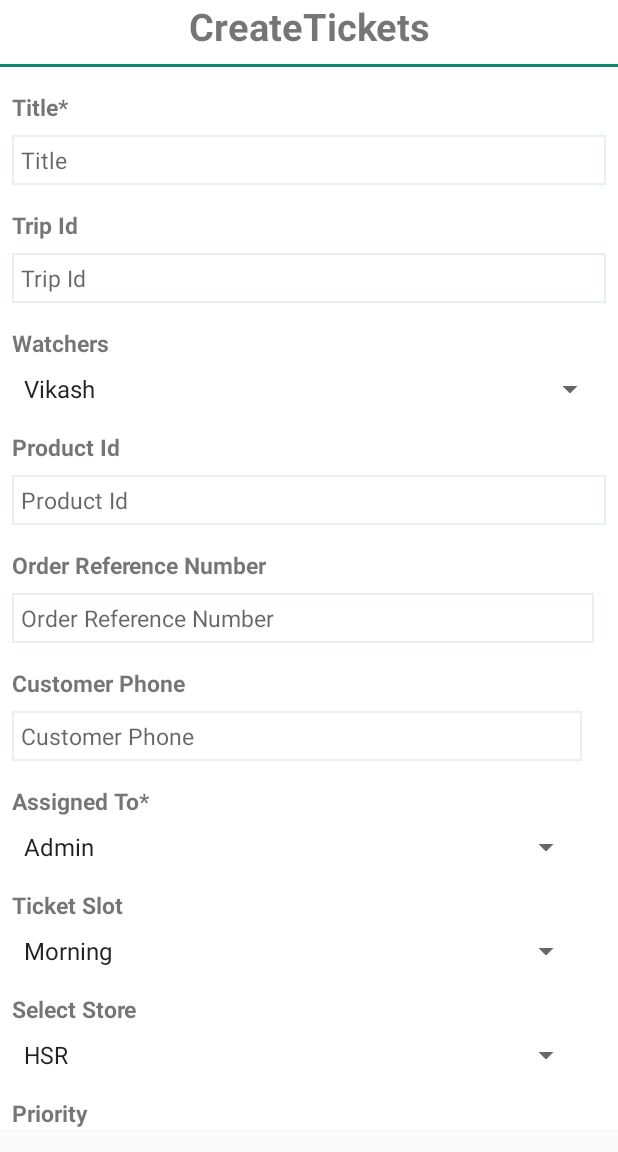
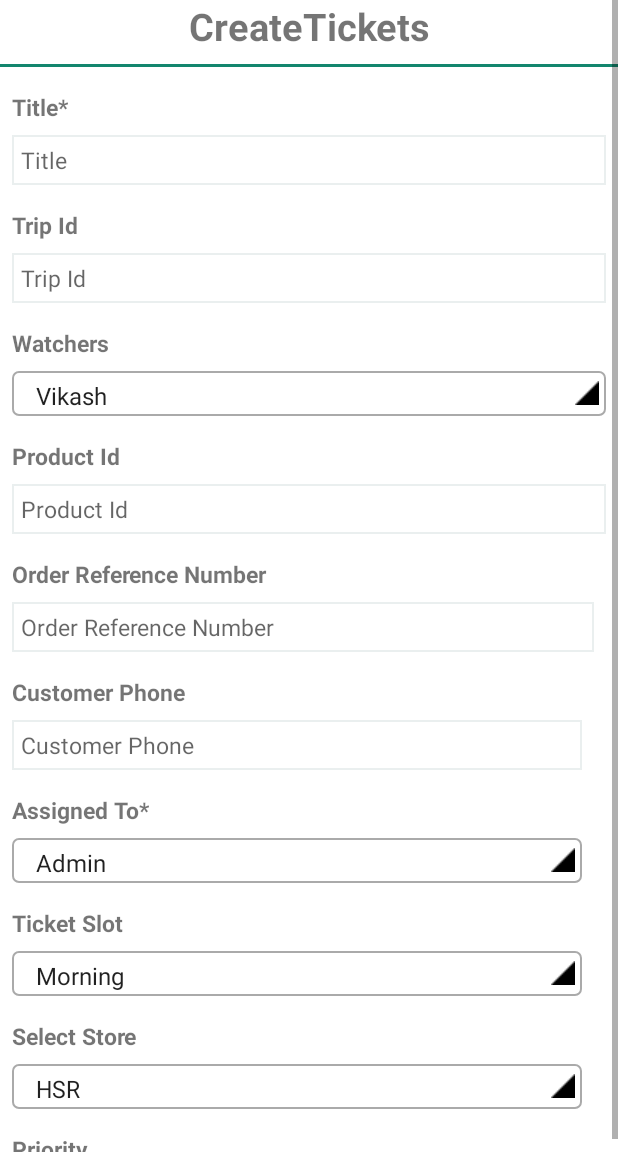
Before and after one commit to Amaann/AdminProject, an Android app: the fragment CreatesTicketFragment placed in its activity, on a phone screen of 412 x 824 dp, the part 84-1236 px from its top. Run offline under Robolectric (Android 15) with nearby library versions, the phone set to English and light mode, and no system bars.

Commit message:
added border for spinner and created gradiant layout for spinner border

```diff
--- a/app/src/main/java/com/example/aman/adminproject/CreatesTicketFragment.java
+++ b/app/src/main/java/com/example/aman/adminproject/CreatesTicketFragment.java
@@ -45,7 +45,7 @@
         spinnerAssignedto.setAdapter(arrayAdapterAssignedto);
 
 
-        arrayAdapterTicketSlot = ArrayAdapter.createFromResource(getActivity(),R.array.ticketSlot, android.R.layout.simple_spinner_item);
+        arrayAdapterTicketSlot = ArrayAdapter.createFromResource(getActivity(), R.array.ticketSlot, android.R.layout.simple_spinner_item);
         arrayAdapterTicketSlot.setDropDownViewResource(R.layout.support_simple_spinner_dropdown_item);
         spinnerTicketSlot.setAdapter(arrayAdapterTicketSlot);
 
@@ -54,8 +54,6 @@
         spinnerSelectStore.setAdapter(arrayAdapterSelectStore);
 
 
-
-
     }
 
 }
--- /dev/null
+++ b/app/src/main/res/drawable/gradient_spinner.xml
@@ -0,0 +1,20 @@
+<?xml version="1.0" encoding="utf-8"?>
+<selector xmlns:android="http://schemas.android.com/apk/res/android">
+
+    <item><layer-list>
+        <item><shape>
+            <gradient android:angle="90"/>
+                <!--android:endColor="#B3BBCC"-->
+                <!--android:startColor="#E8EBEF" android:type="linear" />-->
+
+            <stroke android:width="1dp" android:color="@android:color/darker_gray" />
+
+            <corners android:radius="4dp" />
+
+            <padding android:bottom="3dp" android:left="3dp" android:right="5dp" android:top="3dp" />
+        </shape></item>
+        <item ><bitmap android:gravity="right|end" android:src="@drawable/spinner_arrow" />
+        </item>
+    </layer-list></item>
+
+</selector>
--- a/app/src/main/res/layout/fragment_creates_ticket.xml
+++ b/app/src/main/res/layout/fragment_creates_ticket.xml
@@ -116,6 +116,8 @@
                 android:layout_width="0dp"
                 android:layout_height="wrap_content"
                 android:layout_marginTop="8dp"
+                style="@style/spinner_style"
+                android:overlapAnchor="false"
                 app:layout_constraintEnd_toEndOf="@+id/editText7"
                 app:layout_constraintStart_toStartOf="@+id/textView15"
                 app:layout_constraintTop_toBottomOf="@+id/textView15" />
@@ -218,6 +220,8 @@
                 android:layout_width="0dp"
                 android:layout_height="wrap_content"
                 android:layout_marginTop="8dp"
+                style="@style/spinner_style"
+                android:overlapAnchor="false"
                 app:layout_constraintEnd_toEndOf="@+id/editText11"
                 app:layout_constraintStart_toStartOf="@+id/textView23"
                 app:layout_constraintTop_toBottomOf="@+id/textView23" />
@@ -238,6 +242,8 @@
                 android:layout_width="0dp"
                 android:layout_height="wrap_content"
                 android:layout_marginTop="8dp"
+                style="@style/spinner_style"
+                android:overlapAnchor="false"
                 app:layout_constraintEnd_toEndOf="@+id/Id_Spinner_AssignedTo"
                 app:layout_constraintStart_toStartOf="@+id/textView25"
                 app:layout_constraintTop_toBottomOf="@+id/textView25" />
@@ -259,6 +265,8 @@
                 android:layout_height="wrap_content"
                 android:layout_marginTop="8dp"
                 android:spinnerMode="dropdown"
+                style="@style/spinner_style"
+                android:overlapAnchor="false"
                 app:layout_constraintEnd_toEndOf="@+id/Id_Spinner_TicketSlot"
                 app:layout_constraintStart_toStartOf="@+id/textView29"
                 app:layout_constraintTop_toBottomOf="@+id/textView29" />
@@ -274,10 +282,6 @@
                 app:layout_constraintStart_toStartOf="@+id/Id-Spinner_SelectStore"
                 app:layout_constraintTop_toBottomOf="@+id/Id-Spinner_SelectStore"/>
 
-
-
-
-
         </android.support.constraint.ConstraintLayout>
 
 
--- a/app/src/main/res/layout/fragment_search_tickets.xml
+++ b/app/src/main/res/layout/fragment_search_tickets.xml
@@ -128,6 +128,8 @@
                 android:layout_width="0dp"
                 android:layout_height="wrap_content"
                 android:layout_marginTop="8dp"
+                style="@style/spinner_style"
+                android:overlapAnchor="false"
                 app:layout_constraintEnd_toEndOf="@+id/editText4"
                 app:layout_constraintStart_toStartOf="@+id/textView9"
                 app:layout_constraintTop_toBottomOf="@+id/textView9" />
--- a/app/src/main/res/values/styles.xml
+++ b/app/src/main/res/values/styles.xml
@@ -33,7 +33,21 @@
 
     <style name="spinnerItemStyle" parent="android:Widget.TextView.SpinnerItem"/>
 
-    <style name="spinnerDropDownItemStyle" parent="android:TextAppearance.Widget.TextView.SpinnerItem"/>
+    <style name="spinnerDropDownItemStyle" parent="android:TextAppearance.Widget.TextView.SpinnerItem"
+
+        />
+
+    <style name="spinner_style">
+        <item name="android:layout_width">match_parent</item>
+        <item name="android:layout_height">wrap_content</item>
+        <item name="android:background">@drawable/gradient_spinner</item>
+        <!--<item name="android:layout_margin">10dp</item>-->
+        <item name="android:paddingLeft">8dp</item>
+        <item name="android:paddingRight">20dp</item>
+        <item name="android:paddingTop">5dp</item>
+        <!--<item name="android:paddingBottom">5dp</item>-->
+        <item name="android:popupBackground">#DFFFFFFF</item>
+    </style>
 
 
 </resources>
```
Also changed, not shown: app/src/main/res/drawable/spinner_arrow.png (added).
